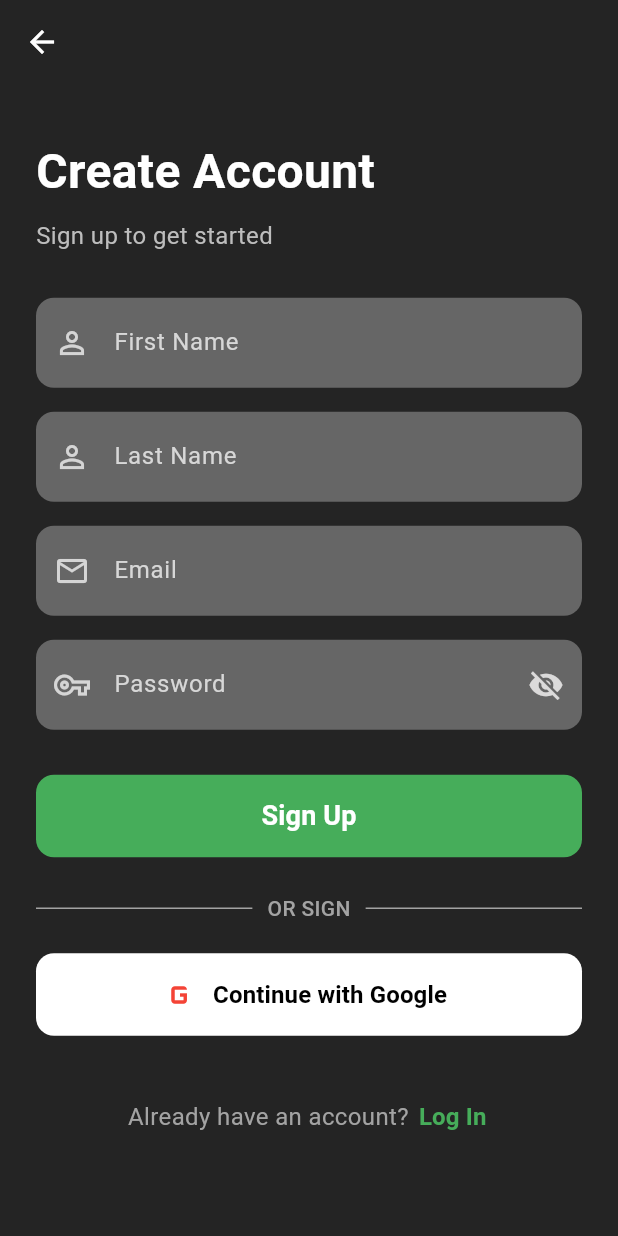
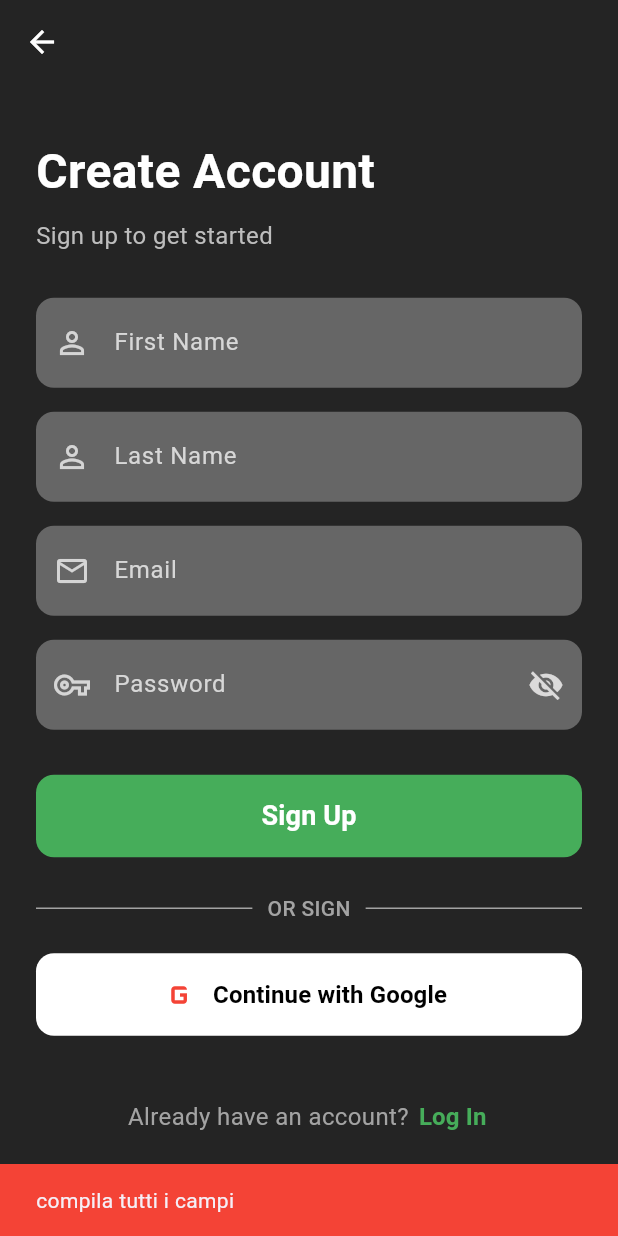
Before and after one commit to Alessandro-CC05/attendance_new, a Flutter app: the AttendanceRegisterScreen screen opened directly, after a tap on "Sign Up", on a phone screen of 412 x 824 dp. Run offline on Flutter 3.47's test engine with Material 3 defaults, Android fonts, the light colour scheme and no system bars; our stand-ins replace firebase_auth, firebase_core; accounts and stored records are empty.

Commit message:
autentication works!

```diff
--- a/lib/main.dart
+++ b/lib/main.dart
@@ -1,4 +1,3 @@
-import 'package:attendance_new/ui/pages/registration_page.dart';
 import 'package:firebase_auth/firebase_auth.dart';
 import 'package:flutter/material.dart';
 import 'package:firebase_core/firebase_core.dart';
--- a/lib/ui/pages/registration_page.dart
+++ b/lib/ui/pages/registration_page.dart
@@ -18,11 +18,57 @@ class _AttendanceRegisterScreenState extends State<AttendanceRegisterScreen> {
   final _passwordController = TextEditingController();
 
   bool _obscurePassword = true;
+  bool _isLoading = false;
 
   Future<void> createUser() async{
+    debugPrint('Tentativo registrazione...');
+    debugPrint('Email: ${_emailController.text}');
+
+    if (_emailController.text.trim().isEmpty ||
+    _passwordController.text.isEmpty){
+      ScaffoldMessenger.of(context).showSnackBar(
+        const SnackBar(
+          content: Text('compila tutti i campi'),
+          backgroundColor: Colors.red,
+        ),
+      );
+      return;
+    }
+
+    setState(() => _isLoading =true);
+
     try{
-      await AuthService().createUserWithEmailAndPassword(email: _emailController.text, password: _passwordController.text);
-    }on FirebaseAuthException catch (error){}
+      final user = await AuthService().createUserWithEmailAndPassword(
+        email: _emailController.text.trim(),
+        password: _passwordController.text
+        );
+
+        debugPrint('✅ Utente creato: ${user?.uid}');
+
+      if (mounted){
+        Navigator.pushReplacement(
+          context,
+          MaterialPageRoute(
+            builder: (context) => const RoleSelectionScreen(),
+            ),
+          );
+      }
+    }catch (e){
+      debugPrint('❌ Errore: $e');
+      if (mounted) {
+        ScaffoldMessenger.of(context).showSnackBar(
+          SnackBar(
+            content: Text(e.toString()),
+            backgroundColor: Colors.red,
+            duration: const Duration(seconds: 4),
+          ),
+        );
+      }
+    } finally {
+      if (mounted) {
+        setState(() => _isLoading = false);
+      }
+    }
   }
 
   @override
@@ -132,15 +178,7 @@ class _AttendanceRegisterScreenState extends State<AttendanceRegisterScreen> {
                   width: double.infinity,
                   height: 55,
                   child: ElevatedButton(
-                    onPressed: () async{
-                      await createUser();
-                      Navigator.push(
-                        context,
-                        MaterialPageRoute(
-                          builder: (context) => const RoleSelectionScreen(),
-                        ),
-                      );
-                    },
+                    onPressed: _isLoading? null : createUser,
                     style: ElevatedButton.styleFrom(
                       backgroundColor: const Color(0xFF46ad5a),
                       shape: RoundedRectangleBorder(
@@ -148,7 +186,16 @@ class _AttendanceRegisterScreenState extends State<AttendanceRegisterScreen> {
                       ),
                       elevation: 0,
                     ),
-                    child: const Text(
+                    child: _isLoading
+                    ? const SizedBox(
+                      height: 20,
+                      width: 20,
+                      child: CircularProgressIndicator(
+                        color: Colors.white,
+                        strokeWidth: 2,
+                        ),
+                    )
+                    : const Text(
                       'Sign Up',
                       style: TextStyle(
                         fontSize: 18,
```
